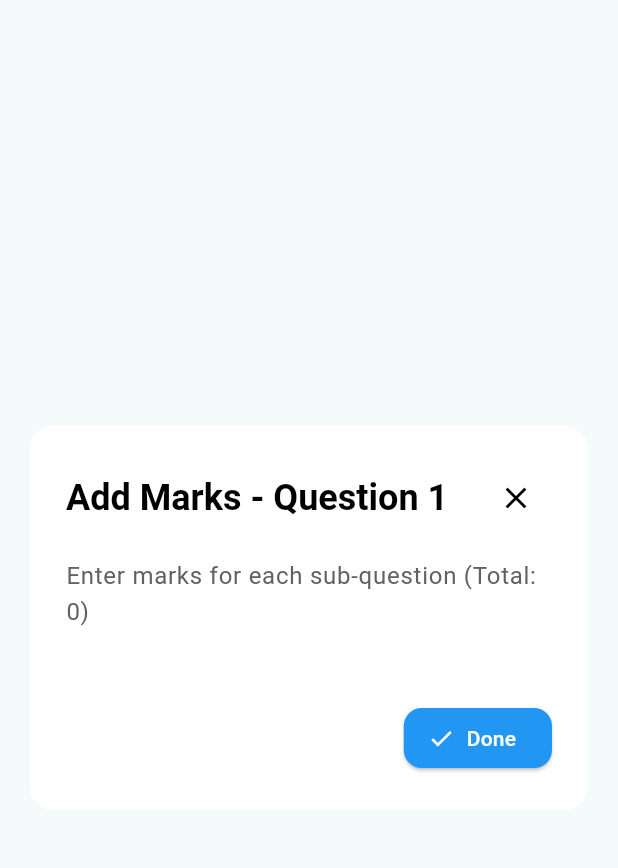
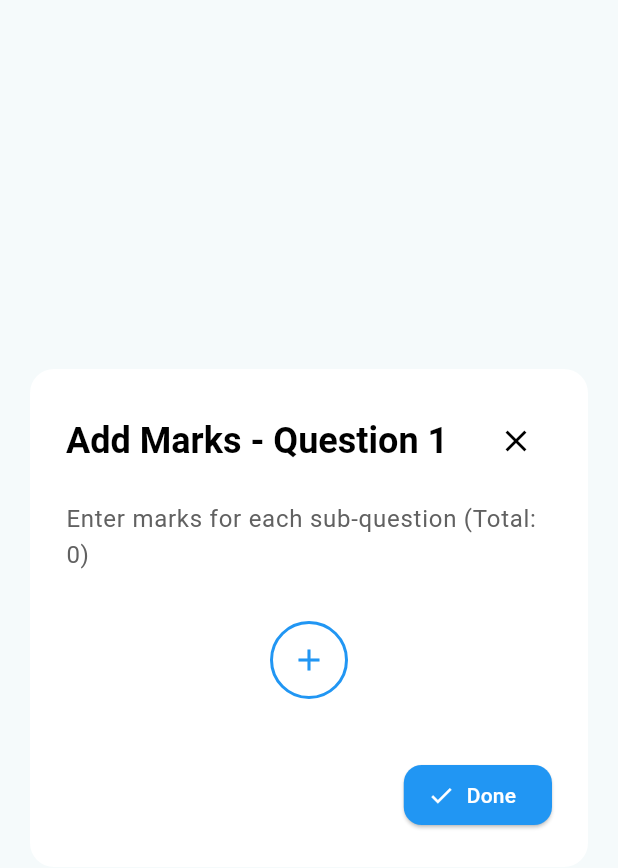
Before and after one commit to Miyuri15/SinLearn_mobile, a Flutter app: the _AllocateMarksPopup widget shown alone on an empty page, opened directly with empty values, on a phone screen of 412 x 824 dp. Shown: the top 868 px of the screen. Run offline on Flutter 3.47's test engine with Material 3 defaults, Android fonts, the phone set to English and light mode, and no system bars; our stand-ins replace easy_localization, file_picker, shared_preferences; accounts and stored records are empty.

Commit message:
sub question input updated

```diff
--- a/lib/features/evaluation/evaluation_inputs.dart
+++ b/lib/features/evaluation/evaluation_inputs.dart
@@ -15,7 +15,7 @@ class _EvaluationTextPageState extends State<EvaluationInputPage> {
   final TextEditingController _totalMarksController = TextEditingController();
   final TextEditingController _mainQuestionsController = TextEditingController();
   final TextEditingController _requiredQuestionsController = TextEditingController();
-  final TextEditingController _subQuestionsController = TextEditingController();
+  // Removed: final TextEditingController _subQuestionsController = TextEditingController();
 
   bool _isFileUploaded = false;
   Map<String, dynamic> _allocatedMarks = {};
@@ -30,7 +30,7 @@ class _EvaluationTextPageState extends State<EvaluationInputPage> {
     _totalMarksController.dispose();
     _mainQuestionsController.dispose();
     _requiredQuestionsController.dispose();
-    _subQuestionsController.dispose();
+    // Removed: _subQuestionsController.dispose();
     _disposeSubQuestionControllers();
     super.dispose();
   }
@@ -45,14 +45,12 @@ class _EvaluationTextPageState extends State<EvaluationInputPage> {
   void _initializePopup() {
     _disposeSubQuestionControllers();
     final mainQuestions = int.tryParse(_mainQuestionsController.text) ?? 0;
-    final subQuestions = int.tryParse(_subQuestionsController.text) ?? 0;
 
-    if (mainQuestions > 0 && subQuestions > 0) {
+    if (mainQuestions > 0) {
       for (int i = 1; i <= mainQuestions; i++) {
         _allocatedMarks['Q$i'] = {};
-        for (int j = 1; j <= subQuestions; j++) {
-          _allocatedMarks['Q$i']['S$j'] = '';
-        }
+        // Start with one default sub-question
+        _allocatedMarks['Q$i']['S1'] = '';
       }
       _updateSubQuestionControllers();
     }
@@ -60,8 +58,8 @@ class _EvaluationTextPageState extends State<EvaluationInputPage> {
 
   void _updateSubQuestionControllers() {
     _disposeSubQuestionControllers();
-    final subQuestions = int.tryParse(_subQuestionsController.text) ?? 0;
     final currentQuestion = _currentQuestionIndex + 1;
+    final subQuestions = _allocatedMarks['Q$currentQuestion']?.length ?? 1;
 
     for (int i = 1; i <= subQuestions; i++) {
       final controller = TextEditingController(
@@ -72,7 +70,7 @@ class _EvaluationTextPageState extends State<EvaluationInputPage> {
 
   void _saveCurrentQuestionMarks() {
     final currentQuestion = _currentQuestionIndex + 1;
-    final subQuestions = int.tryParse(_subQuestionsController.text) ?? 0;
+    final subQuestions = _allocatedMarks['Q$currentQuestion']?.length ?? 0;
 
     for (int i = 1; i <= subQuestions; i++) {
       if (i - 1 < _subQuestionMarkControllers.length) {
@@ -83,9 +81,8 @@ class _EvaluationTextPageState extends State<EvaluationInputPage> {
 
   void _showAllocateMarksDialog() {
     final mainQuestions = int.tryParse(_mainQuestionsController.text) ?? 0;
-    final subQuestions = int.tryParse(_subQuestionsController.text) ?? 0;
 
-    if (mainQuestions == 0 || subQuestions == 0) {
+    if (mainQuestions == 0) {
       ScaffoldMessenger.of(context).showSnackBar(
         SnackBar(content: Text('evaluation.validNumbersRequired'.tr())),
       );
@@ -149,7 +146,6 @@ class _EvaluationTextPageState extends State<EvaluationInputPage> {
       'totalMarks': _totalMarksController.text,
       'mainQuestions': _mainQuestionsController.text,
       'requiredQuestions': _requiredQuestionsController.text,
-      'subQuestions': _subQuestionsController.text,
       'allocatedMarks': _allocatedMarks,
       'fileUploaded': _isFileUploaded,
     };
@@ -164,7 +160,6 @@ class _EvaluationTextPageState extends State<EvaluationInputPage> {
     return _totalMarksController.text.isNotEmpty &&
         _mainQuestionsController.text.isNotEmpty &&
         _requiredQuestionsController.text.isNotEmpty &&
-        _subQuestionsController.text.isNotEmpty &&
         _isFileUploaded &&
         _allocatedMarks.isNotEmpty;
   }
@@ -302,13 +297,6 @@ class _EvaluationTextPageState extends State<EvaluationInputPage> {
                                   hintText: 'evaluation.enterRequiredQuestions'.tr(),
                                   icon: Icons.assignment_turned_in,
                                   isDarkMode: isDarkMode),
-                              const SizedBox(height: 16),
-                              _buildInputField(
-                                  controller: _subQuestionsController,
-                                  label: 'evaluation.subQuestions'.tr(),
-                                  hintText: 'evaluation.enterSubQuestions'.tr(),
-                                  icon: Icons.list_alt,
-                                  isDarkMode: isDarkMode),
                               const SizedBox(height: 24),
                               if (isMobile)
                                 Column(
@@ -395,7 +383,6 @@ class _EvaluationTextPageState extends State<EvaluationInputPage> {
                                               _totalMarksController.clear();
                                               _mainQuestionsController.clear();
                                               _requiredQuestionsController.clear();
-                                              _subQuestionsController.clear();
                                               setState(() {
                                                 _isFileUploaded = false;
                                                 _allocatedMarks.clear();
@@ -454,7 +441,6 @@ class _EvaluationTextPageState extends State<EvaluationInputPage> {
                                         _totalMarksController.clear();
                                         _mainQuestionsController.clear();
                                         _requiredQuestionsController.clear();
-                                        _subQuestionsController.clear();
                                         setState(() {
                                           _isFileUploaded = false;
                                           _allocatedMarks.clear();
@@ -512,8 +498,23 @@ class _EvaluationTextPageState extends State<EvaluationInputPage> {
               theme: theme,
               currentQuestionIndex: _currentQuestionIndex,
               mainQuestionsCount: int.tryParse(_mainQuestionsController.text) ?? 0,
-              subQuestionsCount: int.tryParse(_subQuestionsController.text) ?? 0,
               subQuestionMarkControllers: _subQuestionMarkControllers,
+              allocatedMarks: _allocatedMarks,
+              onAddSubQuestion: () {
+                final currentQuestion = _currentQuestionIndex + 1;
+                final newSubQuestionNumber = (_allocatedMarks['Q$currentQuestion']?.length ?? 0) + 1;
+
+                // Add new sub-question to the allocated marks structure
+                _allocatedMarks['Q$currentQuestion']['S$newSubQuestionNumber'] = '';
+
+                // Update controllers
+                _updateSubQuestionControllers();
+
+                // Trigger rebuild
+                if (mounted) {
+                  setState(() {});
+                }
+              },
               onPrevious: () {
                 _saveCurrentQuestionMarks();
                 if (_currentQuestionIndex > 0) {
@@ -597,8 +598,9 @@ class _AllocateMarksPopup extends StatelessWidget {
     required this.theme,
     required this.currentQuestionIndex,
     required this.mainQuestionsCount,
-    required this.subQuestionsCount,
     required this.subQuestionMarkControllers,
+    required this.allocatedMarks,
+    required this.onAddSubQuestion,
     required this.onPrevious,
     required this.onNext,
     required this.onDone,
@@ -610,8 +612,9 @@ class _AllocateMarksPopup extends StatelessWidget {
   final ThemeData theme;
   final int currentQuestionIndex;
   final int mainQuestionsCount;
-  final int subQuestionsCount;
   final List<TextEditingController> subQuestionMarkControllers;
+  final Map<String, dynamic> allocatedMarks;
+  final VoidCallback onAddSubQuestion;
   final VoidCallback onPrevious;
   final VoidCallback onNext;
   final VoidCallback onDone;
@@ -621,6 +624,9 @@ class _AllocateMarksPopup extends StatelessWidget {
 
   @override
   Widget build(BuildContext context) {
+    final currentQuestion = currentQuestionIndex + 1;
+    final subQuestionsCount = allocatedMarks['Q$currentQuestion']?.length ?? 1;
+
     return Dialog(
       insetPadding:
           isMobile ? const EdgeInsets.all(16) : const EdgeInsets.all(20),
@@ -656,17 +662,25 @@ class _AllocateMarksPopup extends StatelessWidget {
               ],
             ),
             const SizedBox(height: 16),
+
+            // Sub-questions count text
             Text(
               '${'evaluation.enterMarksForSubQuestions'.tr()} (${'evaluation.total'.tr()}: $subQuestionsCount)',
               style: theme.textTheme.bodyLarge
-                    ?.copyWith(color: isDarkMode ? Colors.grey[300] : Colors.grey[700])),
+                  ?.copyWith(color: isDarkMode ? Colors.grey[300] : Colors.grey[700]),
+            ),
+
             const SizedBox(height: 24),
+
+            // Sub-question input fields
             ConstrainedBox(
               constraints:
                   BoxConstraints(maxHeight: MediaQuery.of(context).size.height * 0.4),
               child: SingleChildScrollView(
                 child: Column(
-                  children: List.generate(subQuestionsCount, (index) {
+                  children: [
+                    // Sub-question fields
+                    ...List.generate(subQuestionMarkControllers.length, (index) {
                       return Padding(
                         padding: const EdgeInsets.only(bottom: 16),
                         child: TextField(
@@ -695,20 +709,47 @@ class _AllocateMarksPopup extends StatelessWidget {
                             focusedBorder: OutlineInputBorder(
                                 borderRadius: BorderRadius.circular(12),
                                 borderSide: BorderSide(
-                                  color: _EvaluationTextPageState.primaryBlue,
+                                    color: Color(0xFF2196F3),
                                     width: 2)),
                             prefixIcon: const Icon(Icons.arrow_right,
-                              color: _EvaluationTextPageState.primaryBlue),
+                                color: Color(0xFF2196F3)),
                             filled: true,
                             fillColor: isDarkMode ? Colors.grey[800] : Colors.grey[50],
                           ),
                         ),
                       );
                     }),
+
+                    // Add sub-question button (centered under the input fields)
+                    Padding(
+                      padding: const EdgeInsets.only(top: 8, bottom: 16),
+                      child: Center(
+                        child: Container(
+                          decoration: BoxDecoration(
+                            shape: BoxShape.circle,
+                            border: Border.all(
+                              color: Color(0xFF2196F3),
+                              width: 2,
+                            ),
+                          ),
+                          child: IconButton(
+                            onPressed: onAddSubQuestion,
+                            icon: Icon(Icons.add, color: Color(0xFF2196F3)),
+                            iconSize: isMobile ? 20 : 24,
+                            tooltip: 'evaluation.addSubQuestion'.tr(),
+                            padding: EdgeInsets.all(isMobile ? 8 : 12),
                           ),
                         ),
                       ),
+                    ),
+                  ],
+                ),
+              ),
+            ),
+
             const SizedBox(height: 24),
+
+            // Navigation buttons
             if (isMobile)
               Column(
                 children: [
@@ -716,13 +757,13 @@ class _AllocateMarksPopup extends StatelessWidget {
                     OutlinedButton.icon(
                       onPressed: onPrevious,
                       icon: const Icon(Icons.arrow_back,
-                          color: _EvaluationTextPageState.primaryBlue),
+                          color: Color(0xFF2196F3)),
                       label: Text('common.previous'.tr(),
                           style:
-                              const TextStyle(color: _EvaluationTextPageState.primaryBlue)),
+                              const TextStyle(color: Color(0xFF2196F3))),
                       style: OutlinedButton.styleFrom(
                           minimumSize: const Size.fromHeight(50),
-                          side: const BorderSide(color: _EvaluationTextPageState.primaryBlue),
+                          side: const BorderSide(color: Color(0xFF2196F3)),
                           shape: RoundedRectangleBorder(
                               borderRadius: BorderRadius.circular(12))),
                     ),
@@ -734,7 +775,7 @@ class _AllocateMarksPopup extends StatelessWidget {
                       label: Text('common.next'.tr(),
                           style: const TextStyle(color: Colors.white)),
                       style: ElevatedButton.styleFrom(
-                          backgroundColor: _EvaluationTextPageState.primaryBlue,
+                          backgroundColor: Color(0xFF2196F3),
                           minimumSize: const Size.fromHeight(50),
                           shape: RoundedRectangleBorder(
                               borderRadius: BorderRadius.circular(12))),
@@ -746,7 +787,7 @@ class _AllocateMarksPopup extends StatelessWidget {
                       label: Text('common.done'.tr(),
                           style: const TextStyle(color: Colors.white)),
                       style: ElevatedButton.styleFrom(
-                          backgroundColor: _EvaluationTextPageState.primaryBlue,
+                          backgroundColor: Color(0xFF2196F3),
                           minimumSize: const Size.fromHeight(50),
                           shape: RoundedRectangleBorder(
                               borderRadius: BorderRadius.circular(12))),
@@ -761,12 +802,12 @@ class _AllocateMarksPopup extends StatelessWidget {
                     OutlinedButton.icon(
                       onPressed: onPrevious,
                       icon: const Icon(Icons.arrow_back,
-                          color: _EvaluationTextPageState.primaryBlue),
+                          color: Color(0xFF2196F3)),
                       label: Text('common.previous'.tr(),
                           style:
-                              const TextStyle(color: _EvaluationTextPageState.primaryBlue)),
+                              const TextStyle(color: Color(0xFF2196F3))),
                       style: OutlinedButton.styleFrom(
-                          side: const BorderSide(color: _EvaluationTextPageState.primaryBlue),
+                          side: const BorderSide(color: Color(0xFF2196F3)),
                           shape: RoundedRectangleBorder(
                               borderRadius: BorderRadius.circular(12))),
                     )
@@ -779,7 +820,7 @@ class _AllocateMarksPopup extends StatelessWidget {
                       label: Text('common.next'.tr(),
                           style: const TextStyle(color: Colors.white)),
                       style: ElevatedButton.styleFrom(
-                          backgroundColor: _EvaluationTextPageState.primaryBlue,
+                          backgroundColor: Color(0xFF2196F3),
                           shape: RoundedRectangleBorder(
                               borderRadius: BorderRadius.circular(12))),
                     )
@@ -790,7 +831,7 @@ class _AllocateMarksPopup extends StatelessWidget {
                       label: Text('common.done'.tr(),
                           style: const TextStyle(color: Colors.white)),
                       style: ElevatedButton.styleFrom(
-                          backgroundColor: _EvaluationTextPageState.primaryBlue,
+                          backgroundColor: Color(0xFF2196F3),
                           shape: RoundedRectangleBorder(
                               borderRadius: BorderRadius.circular(12))),
                     ),
```
Lines whose indentation alone changed are shown as unchanged.
